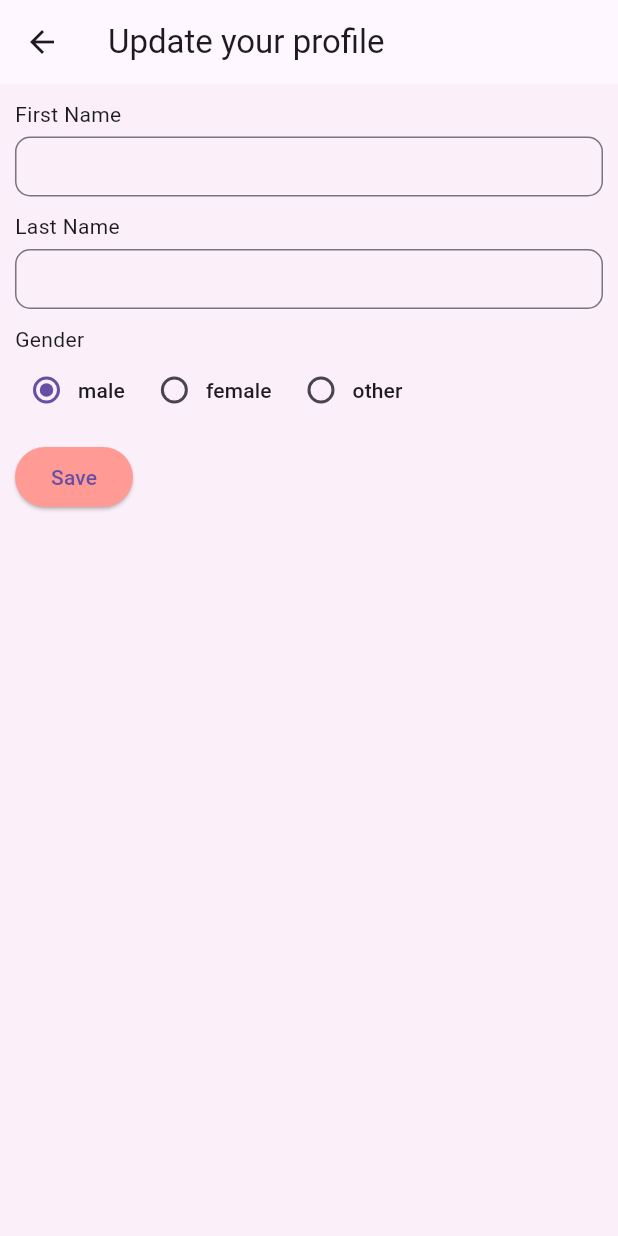
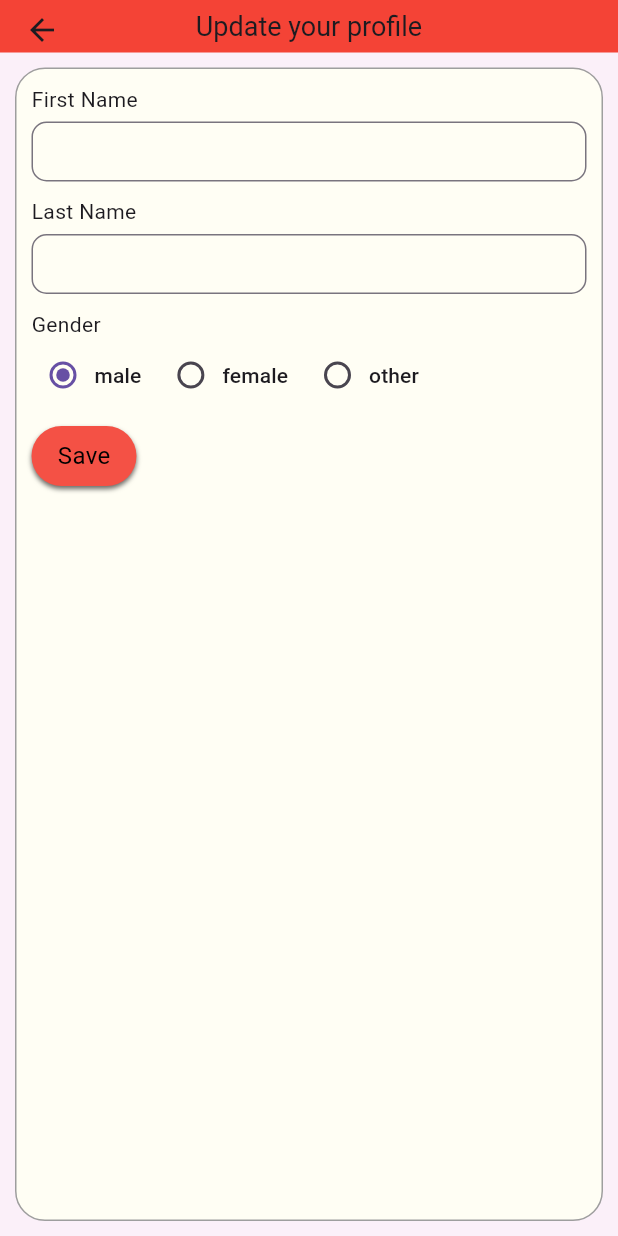
Before and after one commit to AMAYKJHA/citysewa-app, a Flutter app: the ProfileScreen screen opened directly, after a tap on "Edit", on a phone screen of 412 x 824 dp. Run offline on Flutter 3.47's test engine with Material 3 defaults, Android fonts, the phone set to English and light mode, and no system bars; our stand-ins replace shared_preferences; accounts and stored records are empty; network calls fail.

Commit message:
fix: Improved UI of the screens

```diff
--- a/lib/main.dart
+++ b/lib/main.dart
@@ -8,7 +8,7 @@ import "screens/splash_screen.dart";
 void main() => runApp(MainApp());
 
 class MainApp extends StatelessWidget {
-  MainApp({super.key});
+  const MainApp({super.key});
 
   @override
   Widget build(BuildContext context) {
--- a/lib/screens/login_screen.dart
+++ b/lib/screens/login_screen.dart
@@ -23,7 +23,7 @@ class _LoginScreenState extends State<LoginScreen> {
   Widget build(BuildContext context) {
     return Scaffold(
       backgroundColor: Color(0xfffbf0f9),
-      appBar: AppBar(toolbarHeight: 30),
+      appBar: AppBar(toolbarHeight: 0, backgroundColor: Colors.red),
       body: Container(
         width: double.infinity,
         padding: EdgeInsets.all(20),
--- a/lib/screens/profile_screen.dart
+++ b/lib/screens/profile_screen.dart
@@ -18,7 +18,12 @@ class _ProfileScreenState extends State<ProfileScreen> {
   @override
   Widget build(BuildContext context) {
     return Scaffold(
-      appBar: AppBar(title: Text("Profile"), centerTitle: true),
+      appBar: AppBar(
+        title: Text("Profile", style: TextStyle(fontSize: 18)),
+        centerTitle: true,
+        toolbarHeight: 35,
+        backgroundColor: Colors.red,
+      ),
       backgroundColor: Color(0xfffbf0f9),
       body: Container(
         width: double.infinity,
@@ -50,6 +55,7 @@ class ProfileHeader extends StatefulWidget {
 class _ProfileHeaderState extends State<ProfileHeader> {
   late String userFirstName;
   late String userLastName;
+  late String userGender;
   late String userPhoto;
   late String userCategory;
   String userLocation = "Kathmandu";
@@ -65,6 +71,7 @@ class _ProfileHeaderState extends State<ProfileHeader> {
     setState(() {
       userFirstName = pref.getString('userFirstName') ?? "Your";
       userLastName = pref.getString('userLastName') ?? "Name";
+      userGender = pref.getString('userGender') ?? "male";
       userPhoto = pref.getString('userPhoto') ?? "";
       userCategory = pref.getString('userCategory') ?? "BASIC";
     });
@@ -76,34 +83,40 @@ class _ProfileHeaderState extends State<ProfileHeader> {
       padding: EdgeInsets.all(5),
       width: double.infinity,
       decoration: BoxDecoration(
-        color: const Color.fromARGB(255, 249, 241, 241),
+        color: Colors.red,
         border: BoxBorder.all(width: 1, color: Colors.grey),
         borderRadius: BorderRadius.circular(20),
       ),
       child: Row(
         crossAxisAlignment: CrossAxisAlignment.start,
+        mainAxisAlignment: MainAxisAlignment.spaceBetween,
+        children: [
+          Row(
             children: [
               Container(
-            padding: EdgeInsets.all(2),
+                padding: EdgeInsets.all(1),
                 decoration: BoxDecoration(
-              color: const Color.fromARGB(255, 217, 216, 216),
+                  color: Colors.white,
                   shape: BoxShape.circle,
                 ),
                 child: CircleAvatar(
                   backgroundImage: NetworkImage(userPhoto),
-              radius: 45,
+                  radius: 40,
                 ),
               ),
               SizedBox(width: 10),
               Column(
+                mainAxisAlignment: MainAxisAlignment.center,
                 crossAxisAlignment: CrossAxisAlignment.start,
                 children: [
-              SizedBox(height: 20),
                   Text(
                     "$userFirstName $userLastName",
-                style: TextStyle(fontSize: 16),
+                    style: TextStyle(fontSize: 16, color: Colors.black),
                   ),
-              Text("Current plan: $userCategory"),
+                  Text(
+                    "Current plan: $userCategory",
+                    style: TextStyle(color: Colors.black),
+                  ),
                   Row(
                     crossAxisAlignment: CrossAxisAlignment.start,
                     children: [
@@ -113,11 +126,10 @@ class _ProfileHeaderState extends State<ProfileHeader> {
                   ),
                 ],
               ),
-          const SizedBox(width: 10),
+            ],
+          ),
           Column(
-            mainAxisAlignment: MainAxisAlignment.center,
             children: [
-              const SizedBox(height: 20),
               InkWell(
                 onTap: () {
                   Navigator.push(
@@ -130,8 +142,8 @@ class _ProfileHeaderState extends State<ProfileHeader> {
                 child: Container(
                   padding: EdgeInsets.symmetric(vertical: 5, horizontal: 8),
                   decoration: BoxDecoration(
-                    color: const Color.fromARGB(255, 247, 170, 164),
-                    borderRadius: BorderRadius.circular(20),
+                    color: const Color.fromARGB(255, 214, 245, 250),
+                    borderRadius: BorderRadius.circular(25),
                     boxShadow: [
                       BoxShadow(
                         color: Colors.black.withAlpha(150),
--- a/lib/screens/signup_screen.dart
+++ b/lib/screens/signup_screen.dart
@@ -19,7 +19,7 @@ class _SignupScreenState extends State<SignupScreen> {
   Widget build(BuildContext context) {
     return Scaffold(
       backgroundColor: Color(0xfffbf0f9),
-      appBar: AppBar(toolbarHeight: 30),
+      appBar: AppBar(toolbarHeight: 0, backgroundColor: Colors.red),
       body: Container(
         width: double.infinity,
         padding: EdgeInsets.all(20),
--- a/lib/screens/update_profile_screen.dart
+++ b/lib/screens/update_profile_screen.dart
@@ -57,10 +57,23 @@ class _UpdateProfileScreenState extends State<UpdateProfileScreen> {
   @override
   Widget build(BuildContext context) {
     return Scaffold(
-      appBar: AppBar(title: Text("Update your profile")),
+      appBar: AppBar(
+        title: Text("Update your profile", style: TextStyle(fontSize: 18)),
+        centerTitle: true,
+        toolbarHeight: 35,
+        backgroundColor: Colors.red,
+      ),
       backgroundColor: Color(0xfffbf0f9),
       body: Container(
         padding: EdgeInsets.all(10),
+        child: Container(
+          width: double.infinity,
+          padding: EdgeInsets.all(10),
+          decoration: BoxDecoration(
+            border: Border.all(width: 1, color: Colors.grey),
+            borderRadius: BorderRadius.circular(20),
+            color: const Color.fromARGB(255, 255, 254, 244),
+          ),
           child: Column(
             crossAxisAlignment: CrossAxisAlignment.start,
             children: [
@@ -144,22 +157,44 @@ class _UpdateProfileScreenState extends State<UpdateProfileScreen> {
                 ),
               ),
               SizedBox(height: 10),
-            ElevatedButton(
-              style: ElevatedButton.styleFrom(
-                backgroundColor: const Color.fromARGB(255, 255, 155, 148),
-              ),
-              onPressed: () {
+              InkWell(
+                onTap: () {
                   update(
                     firstNameController.text.toString(),
                     lastNameController.text.toString(),
                     selectedGender,
                   );
                 },
-              child: isUpdating
-                  ? CircularProgressIndicator(color: Colors.white)
-                  : Text("Save"),
+                child: Container(
+                  width: 70,
+                  height: 40,
+                  padding: EdgeInsets.symmetric(horizontal: 10, vertical: 5),
+                  decoration: BoxDecoration(
+                    color: const Color.fromARGB(255, 244, 81, 69),
+                    borderRadius: BorderRadius.circular(20),
+                    boxShadow: [
+                      BoxShadow(
+                        color: Colors.black.withAlpha(150),
+                        offset: Offset(0, 2),
+                        blurRadius: 2,
+                        blurStyle: BlurStyle.normal,
                       ),
                     ],
+                  ),
+                  child: Center(
+                    child: isUpdating
+                        ? CircularProgressIndicator(
+                            color: Colors.black.withAlpha(150),
+                          )
+                        : Text(
+                            "Save",
+                            style: TextStyle(fontSize: 16, color: Colors.black),
+                          ),
+                  ),
+                ),
+              ),
+            ],
+          ),
         ),
       ),
     );
--- a/lib/screens/widgets.dart
+++ b/lib/screens/widgets.dart
@@ -39,8 +39,8 @@ class _CarouselState extends State<Carousel> {
           widget.title,
           style: TextStyle(
             fontSize: 18,
-            fontWeight: FontWeight.w600,
-            color: Color(0xff1e1c1c),
+            fontWeight: FontWeight.w500,
+            color: const Color.fromARGB(255, 122, 122, 122),
           ),
         ),
         Container(
--- a/pubspec.yaml
+++ b/pubspec.yaml
@@ -26,6 +26,5 @@ flutter:
 flutter_icons:
   android: true
   image_path: "lib/assets/app_icon.png"
-  android_adaptive_icon:
-    foreground_image: "lib/assets/app_icon.png"
-    background_color: "#ff0000"
+  adaptive_icon_background: "#ff0000"
+  adaptive_icon_foreground: "lib/assets/app_icon.png"
```
Also changed, not shown: lib/screens/home_screen.dart (+36 -41 lines), lib/screens/notification_screen.dart (added, +24 -0 lines), lib/screens/splash_screen.dart (+31 -3 lines), 12 other files. Lines whose indentation alone changed are shown as unchanged.
